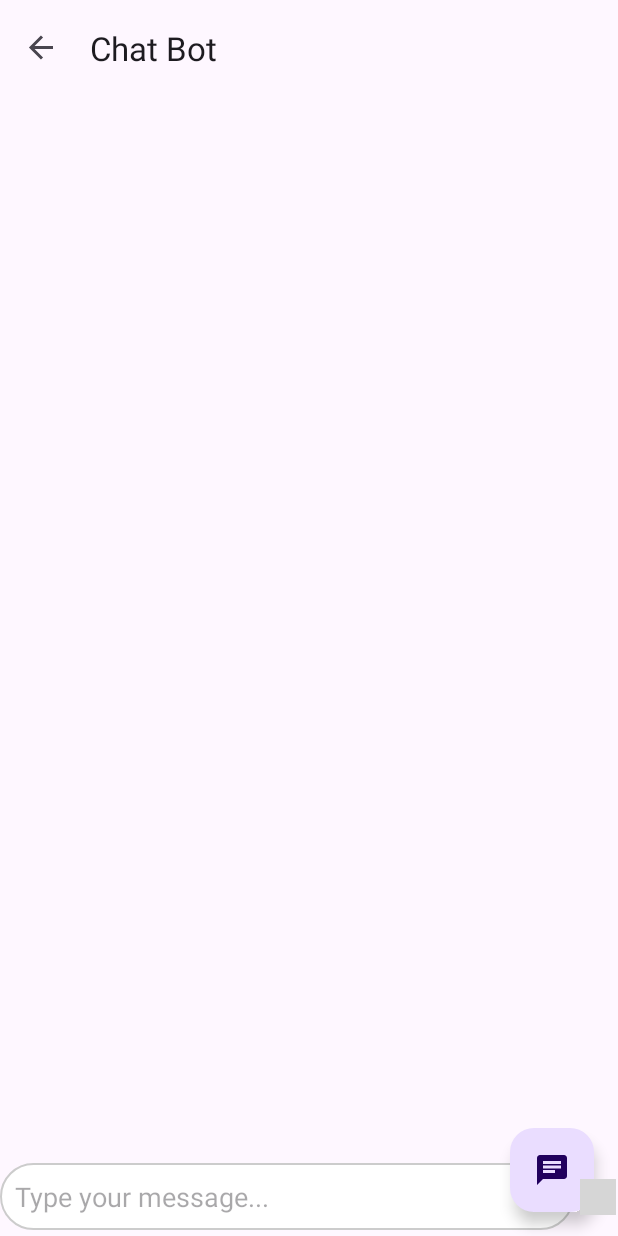
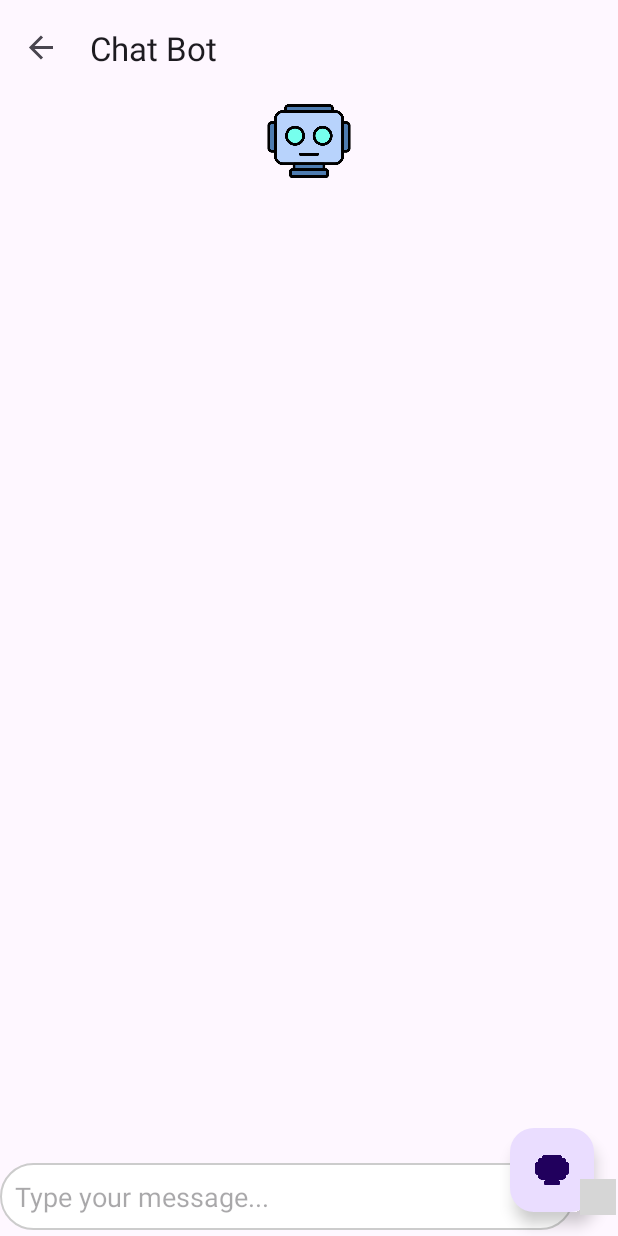
Before and after one commit to SayedAbdulHakiem/Branch-Bots, an Android app: the ChatBotFragment screen opened through its navigation route, on a phone screen of 412 x 824 dp. Run offline under Robolectric (Android 15) with nearby library versions, the phone set to English and light mode, and no system bars; our stand-ins replace navigation-ui; 37 statements that could not run were skipped; grey boxes are pictures that could not be loaded.

Commit message:
ui enhancements

```diff
--- a/app/src/main/java/com/smarttech/alpha_robot/ui/chatbot/ChatBotFragment.java
+++ b/app/src/main/java/com/smarttech/alpha_robot/ui/chatbot/ChatBotFragment.java
@@ -96,6 +96,7 @@ public class ChatBotFragment extends Fragment {
     @Override
     public void onDestroyView() {
         super.onDestroyView();
+        requireActivity().recreate();
         binding = null;
     }
 
--- a/app/src/main/res/layout/activity_home.xml
+++ b/app/src/main/res/layout/activity_home.xml
@@ -28,6 +28,6 @@
         android:layout_gravity="bottom|end"
         android:layout_marginEnd="@dimen/fab_margin"
         android:layout_marginBottom="16dp"
-        app:srcCompat="@drawable/chat_24" />
+        app:srcCompat="@drawable/robot_head" />
 
 </androidx.coordinatorlayout.widget.CoordinatorLayout>
--- a/app/src/main/res/layout/fragment_chat.xml
+++ b/app/src/main/res/layout/fragment_chat.xml
@@ -22,16 +22,25 @@
         app:layout_constraintStart_toStartOf="parent"
         app:layout_constraintTop_toTopOf="parent">
 
+        <ImageView
+            android:id="@+id/bot_icon"
+            android:layout_width="60dp"
+            android:layout_height="60dp"
+            android:src="@drawable/robot_head"
+            app:layout_constraintEnd_toEndOf="parent"
+            app:layout_constraintStart_toStartOf="parent"
+            app:layout_constraintTop_toTopOf="parent" />
+
         <androidx.recyclerview.widget.RecyclerView
             android:id="@+id/chat_bot_message_adapter"
             android:layout_width="0dp"
             android:layout_height="wrap_content"
-            android:layout_marginTop="@dimen/large_margin"
+            android:layout_marginTop="@dimen/small_margin"
             android:layout_marginBottom="@dimen/medium_margin"
             android:padding="@dimen/large_padding"
             app:layout_constraintEnd_toEndOf="parent"
             app:layout_constraintStart_toStartOf="parent"
-            app:layout_constraintTop_toTopOf="parent" />
+            app:layout_constraintTop_toBottomOf="@id/bot_icon" />
 
     </androidx.constraintlayout.widget.ConstraintLayout>
 
```
Also changed, not shown: app/src/main/res/drawable/bot_face.png (added), app/src/main/res/drawable/bot_face2.png (added), app/src/main/res/drawable/robot_head.png (added).
